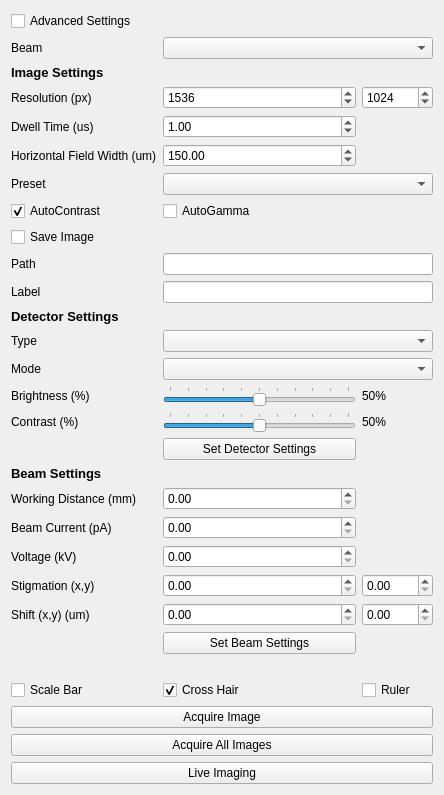
Old version of the form fibsem/ui/qtdesigner_files/ImageSettingsWidget.ui in the repository DeMarcoLab/fibsem.
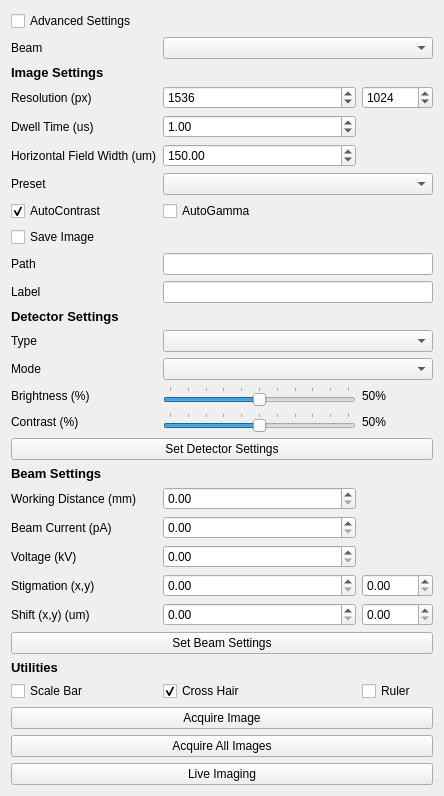
New version of the form.

```diff
--- a/fibsem/ui/qtdesigner_files/ImageSettingsWidget.ui
+++ b/fibsem/ui/qtdesigner_files/ImageSettingsWidget.ui
@@ -373,13 +373,6 @@
      </property>
     </widget>
    </item>
-   <item row="18" column="1">
-    <widget class="QPushButton" name="set_detector_button">
-     <property name="text">
-      <string>Set Detector Settings</string>
-     </property>
-    </widget>
-   </item>
    <item row="28" column="0" colspan="3">
     <spacer name="verticalSpacer_2">
      <property name="orientation">
@@ -451,13 +444,6 @@
      </property>
     </widget>
    </item>
-   <item row="25" column="1">
-    <widget class="QPushButton" name="button_set_beam_settings">
-     <property name="text">
-      <string>Set Beam Settings</string>
-     </property>
-    </widget>
-   </item>
    <item row="27" column="2">
     <widget class="QCheckBox" name="ion_ruler_checkBox">
      <property name="text">
@@ -465,6 +451,34 @@
      </property>
     </widget>
    </item>
+   <item row="18" column="0" colspan="3">
+    <widget class="QPushButton" name="set_detector_button">
+     <property name="text">
+      <string>Set Detector Settings</string>
+     </property>
+    </widget>
+   </item>
+   <item row="25" column="0" colspan="3">
+    <widget class="QPushButton" name="button_set_beam_settings">
+     <property name="text">
+      <string>Set Beam Settings</string>
+     </property>
+    </widget>
+   </item>
+   <item row="26" column="0">
+    <widget class="QLabel" name="label_2">
+     <property name="font">
+      <font>
+       <pointsize>10</pointsize>
+       <weight>75</weight>
+       <bold>true</bold>
+      </font>
+     </property>
+     <property name="text">
+      <string>Utilities</string>
+     </property>
+    </widget>
+   </item>
   </layout>
  </widget>
  <tabstops>
```
